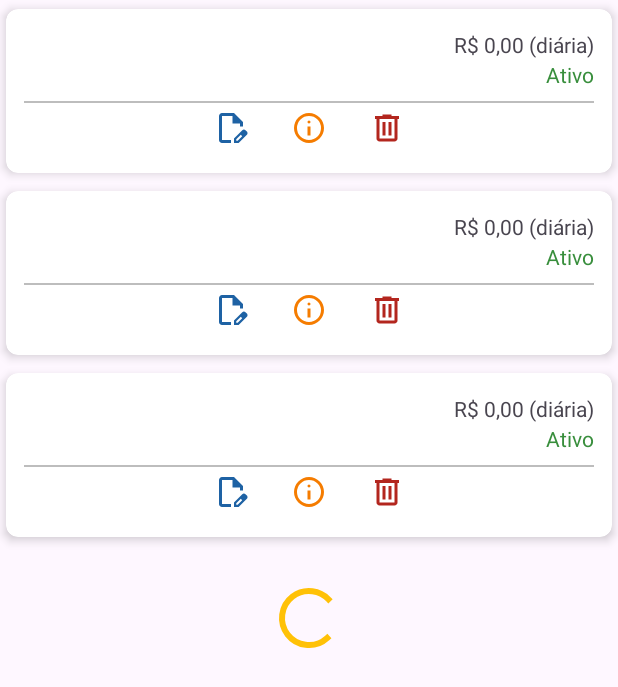
After one commit to EduardoBran/Aplicativo_Android_Obras, an Android app: the layout fragment_funcionario_list.xml on its own in the app's theme, with its tools: preview values and no code run, on a phone screen of 412 x 824 dp. The commit adds this screen. Shown: the top 687 px of the screen. Run offline under Robolectric (Android 15) with nearby library versions, the phone set to English and light mode, and no system bars.

Commit message:
criando layout para funcionario_fragment e layout para recyler_view

```diff
--- /dev/null
+++ b/app/src/main/res/layout/fragment_funcionario_list.xml
@@ -0,0 +1,43 @@
+<?xml version="1.0" encoding="utf-8"?>
+<androidx.constraintlayout.widget.ConstraintLayout xmlns:android="http://schemas.android.com/apk/res/android"
+    xmlns:app="http://schemas.android.com/apk/res-auto"
+    xmlns:tools="http://schemas.android.com/tools"
+    android:layout_width="match_parent"
+    android:layout_height="match_parent">
+
+    <!-- Loading -->
+    <ProgressBar
+        android:id="@+id/progressFuncList"
+        style="@style/Widget.AppCompat.ProgressBar"
+        android:layout_width="wrap_content"
+        android:layout_height="wrap_content"
+        app:layout_constraintBottom_toBottomOf="parent"
+        app:layout_constraintEnd_toEndOf="parent"
+        app:layout_constraintStart_toStartOf="parent"
+        app:layout_constraintTop_toTopOf="parent" />
+
+    <!-- Texto vazio -->
+    <TextView
+        android:id="@+id/tvEmptyFunc"
+        android:layout_width="wrap_content"
+        android:layout_height="wrap_content"
+        android:text="@string/func_no_items"
+        android:visibility="gone"
+        app:layout_constraintBottom_toBottomOf="parent"
+        app:layout_constraintEnd_toEndOf="parent"
+        app:layout_constraintStart_toStartOf="parent"
+        app:layout_constraintTop_toTopOf="parent" />
+
+    <!-- Lista -->
+    <androidx.recyclerview.widget.RecyclerView
+        android:id="@+id/rvFuncionarios"
+        android:layout_width="0dp"
+        android:layout_height="0dp"
+        android:visibility="gone"
+        app:layout_constraintBottom_toBottomOf="parent"
+        app:layout_constraintEnd_toEndOf="parent"
+        app:layout_constraintStart_toStartOf="parent"
+        app:layout_constraintTop_toTopOf="parent"
+        tools:listitem="@layout/item_funcionario"
+        tools:visibility="visible" />
+</androidx.constraintlayout.widget.ConstraintLayout>
--- /dev/null
+++ b/app/src/main/res/layout/item_funcionario.xml
@@ -0,0 +1,107 @@
+<?xml version="1.0" encoding="utf-8"?>
+<androidx.cardview.widget.CardView xmlns:android="http://schemas.android.com/apk/res/android"
+    xmlns:app="http://schemas.android.com/apk/res-auto"
+    xmlns:tools="http://schemas.android.com/tools"
+    android:layout_width="match_parent"
+    android:layout_height="wrap_content"
+    android:layout_marginHorizontal="4dp"
+    android:layout_marginVertical="6dp"
+    app:cardCornerRadius="8dp"
+    app:cardElevation="4dp">
+
+    <androidx.constraintlayout.widget.ConstraintLayout
+        android:layout_width="match_parent"
+        android:layout_height="wrap_content"
+        android:padding="12dp">
+
+        <!-- Nome  -->
+        <TextView
+            android:id="@+id/tvNomeFunc"
+            android:layout_width="0dp"
+            android:layout_height="wrap_content"
+            android:textSize="16sp"
+            android:textStyle="bold"
+            app:layout_constraintEnd_toStartOf="@id/tvSalario"
+            app:layout_constraintStart_toStartOf="parent"
+            app:layout_constraintTop_toTopOf="parent" />
+
+        <!-- Salário + forma  -->
+        <TextView
+            android:id="@+id/tvSalario"
+            android:layout_width="wrap_content"
+            android:layout_height="wrap_content"
+            app:layout_constraintBaseline_toBaselineOf="@id/tvNomeFunc"
+            app:layout_constraintEnd_toEndOf="parent"
+            tools:text="R$ 0,00 (diária)" />
+
+        <!-- Função -->
+        <TextView
+            android:id="@+id/tvFuncao"
+            android:layout_width="0dp"
+            android:layout_height="wrap_content"
+            android:textColor="?attr/colorOnSurfaceVariant"
+            app:layout_constraintEnd_toStartOf="@id/tvStatus"
+            app:layout_constraintStart_toStartOf="parent"
+            app:layout_constraintTop_toBottomOf="@id/tvNomeFunc" />
+
+        <!-- Status -->
+        <TextView
+            android:id="@+id/tvStatus"
+            android:layout_width="wrap_content"
+            android:layout_height="wrap_content"
+            android:textColor="@color/success"
+            app:layout_constraintBaseline_toBaselineOf="@id/tvFuncao"
+            app:layout_constraintEnd_toEndOf="parent"
+            tools:text="Ativo" />
+
+        <!-- Divider -->
+        <View
+            android:layout_width="0dp"
+            android:layout_height="1dp"
+            android:layout_marginTop="8dp"
+            android:background="@color/md_theme_light_outline"
+            app:layout_constraintEnd_toEndOf="parent"
+            app:layout_constraintStart_toStartOf="parent"
+            app:layout_constraintTop_toBottomOf="@id/tvFuncao" />
+
+        <!-- Ações -->
+        <LinearLayout
+            android:layout_width="wrap_content"
+            android:layout_height="wrap_content"
+            android:layout_marginTop="8dp"
+            android:gravity="center"
+            android:orientation="horizontal"
+            app:layout_constraintBottom_toBottomOf="parent"
+            app:layout_constraintEnd_toEndOf="parent"
+            app:layout_constraintStart_toStartOf="parent"
+            app:layout_constraintTop_toBottomOf="@id/tvFuncao">
+
+            <ImageButton
+                android:id="@+id/btnEdit"
+                android:layout_width="36dp"
+                android:layout_height="36dp"
+                android:background="?attr/selectableItemBackgroundBorderless"
+                android:contentDescription="@string/generic_update"
+                android:src="@drawable/ic_edit"
+                app:tint="@color/md_theme_light_tertiary" />
+
+            <ImageButton
+                android:id="@+id/btnDetail"
+                android:layout_width="36dp"
+                android:layout_height="36dp"
+                android:layout_marginStart="16dp"
+                android:background="?attr/selectableItemBackgroundBorderless"
+                android:src="@drawable/ic_info"
+                app:tint="@color/warning" />
+
+            <ImageButton
+                android:id="@+id/btnDelete"
+                android:layout_width="36dp"
+                android:layout_height="36dp"
+                android:layout_marginStart="16dp"
+                android:background="?attr/selectableItemBackgroundBorderless"
+                android:src="@drawable/ic_delete"
+                app:tint="@color/md_theme_light_error" />
+        </LinearLayout>
+    </androidx.constraintlayout.widget.ConstraintLayout>
+</androidx.cardview.widget.CardView>
--- a/app/src/main/res/navigation/main_graph.xml
+++ b/app/src/main/res/navigation/main_graph.xml
@@ -34,4 +34,10 @@
         android:name="com.luizeduardobrandao.obra.ui.home.HomeFragment"
         android:label="HomeFragment"
         tools:layout="@layout/fragment_home"/>
+
+    <fragment
+        android:id="@+id/funcionarioFragment"
+        android:name="com.luizeduardobrandao.obra.ui.funcionario.FuncionarioFragment"
+        android:label="FuncionarioFragment"
+        tools:layout="@layout/fragment_funcionario"/>
 </navigation>
```
Also changed, not shown: app/src/main/java/com/luizeduardobrandao/obra/ui/funcionario/FuncionarioListFragment.kt (added, +21 -0 lines), app/src/main/res/layout/fragment_funcionario.xml (+46 -7 lines).
